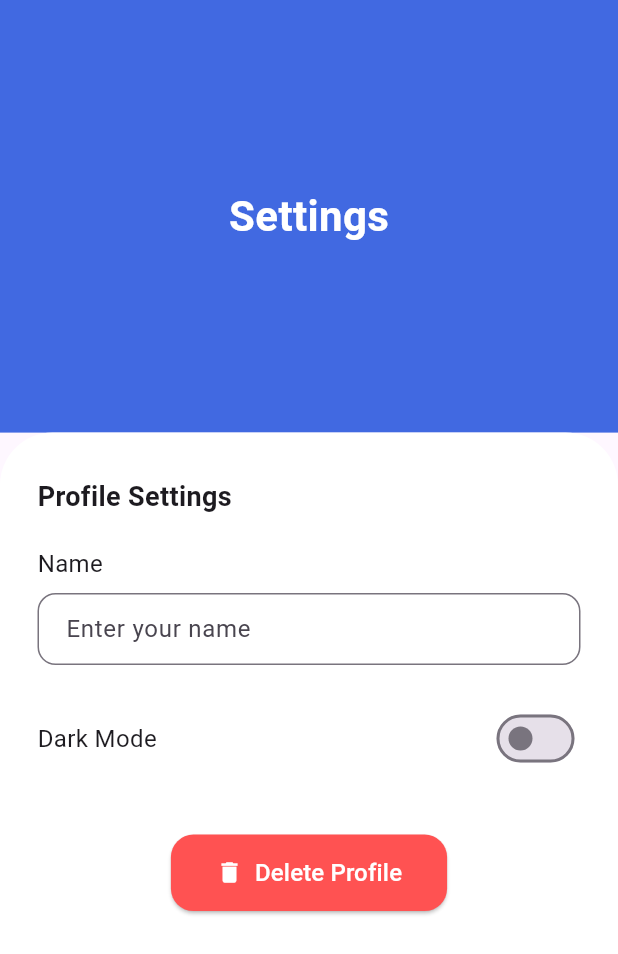
After one commit to Moazzamkhan19/Shigoto, a Flutter app: the SettingsScreen screen opened directly, on a phone screen of 412 x 824 dp. The commit adds this screen. Shown: the top 954 px of the screen. Run offline on Flutter 3.47's test engine with Material 3 defaults, Android fonts, the phone set to English and light mode, and no system bars; our stand-ins replace fl_chart, flutter_signin_button.

Commit message:
setting screen / sign up (Huzaifa)

```diff
--- /dev/null
+++ b/lib/View/settings_screen.dart
@@ -0,0 +1,137 @@
+import 'package:flutter/material.dart';
+class SettingsScreen extends StatefulWidget {
+  const SettingsScreen({super.key});
+  @override
+  State<SettingsScreen> createState() => _SettingsScreenState();
+}
+class _SettingsScreenState extends State<SettingsScreen> {
+  bool isDarkMode = false;
+  final TextEditingController nameController = TextEditingController();
+  @override
+  Widget build(BuildContext context) {
+    return Scaffold(
+      body: Column(
+        children: [
+          // 🔵 Blue Header Section
+          Container(
+            height: MediaQuery.of(context).size.height * 0.35,
+            width: double.infinity,
+            color: const Color(0xFF4169E1),
+            alignment: Alignment.center,
+            child: const Text(
+              "Settings",
+              style: TextStyle(
+                color: Colors.white,
+                fontSize: 28,
+                fontWeight: FontWeight.bold,
+              ),
+            ),
+          ),
+
+          // ⚪ White Section (Settings Body)
+          Expanded(
+            child: Container(
+              width: double.infinity,
+              padding: const EdgeInsets.symmetric(horizontal: 25, vertical: 30),
+              decoration: const BoxDecoration(
+                color: Colors.white,
+                borderRadius: BorderRadius.only(
+                  topLeft: Radius.circular(35),
+                  topRight: Radius.circular(35),
+                ),
+              ),
+              child: Column(
+                crossAxisAlignment: CrossAxisAlignment.start,
+                children: [
+                  const Text(
+                    "Profile Settings",
+                    style: TextStyle(
+                      fontSize: 18,
+                      fontWeight: FontWeight.bold,
+                    ),
+                  ),
+                  const SizedBox(height: 20),
+
+                  // 🧍 Name Field
+                  const Text(
+                    "Name",
+                    style: TextStyle(fontSize: 16),
+                  ),
+                  const SizedBox(height: 8),
+                  TextField(
+                    controller: nameController,
+                    decoration: InputDecoration(
+                      hintText: "Enter your name",
+                      contentPadding:
+                      const EdgeInsets.symmetric(horizontal: 15, vertical: 12),
+                      border: OutlineInputBorder(
+                        borderRadius: BorderRadius.circular(12),
+                        borderSide: const BorderSide(color: Colors.grey),
+                      ),
+                      focusedBorder: OutlineInputBorder(
+                        borderRadius: BorderRadius.circular(12),
+                        borderSide: const BorderSide(color: Color(0xFF4169E1)),
+                      ),
+                    ),
+                  ),
+
+                  const SizedBox(height: 25),
+
+                  // 🌙 Dark Mode Toggle (visual only)
+                  Row(
+                    mainAxisAlignment: MainAxisAlignment.spaceBetween,
+                    children: [
+                      const Text(
+                        "Dark Mode",
+                        style: TextStyle(fontSize: 16),
+                      ),
+                      Switch(
+                        value: isDarkMode,
+                        activeColor: const Color(0xFF4169E1),
+                        onChanged: (value) {
+                          setState(() {
+                            isDarkMode = value;
+                          });
+                        },
+                      ),
+                    ],
+                  ),
+
+                  const SizedBox(height: 40),
+
+                  // 🗑️ Delete Profile Button
+                  Center(
+                    child: ElevatedButton.icon(
+                      style: ElevatedButton.styleFrom(
+                        backgroundColor: Colors.redAccent,
+                        padding: const EdgeInsets.symmetric(
+                            horizontal: 30, vertical: 14),
+                        shape: RoundedRectangleBorder(
+                          borderRadius: BorderRadius.circular(15),
+                        ),
+                      ),
+                      onPressed: () {
+                        // No delete logic yet (UI only)
+                        nameController.clear();
+                        ScaffoldMessenger.of(context).showSnackBar(
+                          const SnackBar(
+                            content: Text("Profile deleted (demo only)"),
+                          ),
+                        );
+                      },
+                      icon: const Icon(Icons.delete, color: Colors.white),
+                      label: const Text(
+                        "Delete Profile",
+                        style: TextStyle(color: Colors.white, fontSize: 16),
+                      ),
+                    ),
+                  ),
+                ],
+              ),
+            ),
+          ),
+        ],
+      ),
+    );
+  }
+}
--- a/lib/main.dart
+++ b/lib/main.dart
@@ -1,5 +1,3 @@
-import 'dart:ui';
-
 import 'package:flutter/material.dart';
 import 'package:shigoto/View/AnalyticsScreen.dart';
 import 'package:shigoto/View/SplashScreen.dart';
```
Also changed, not shown: lib/View/SignupScreen.dart (added).
